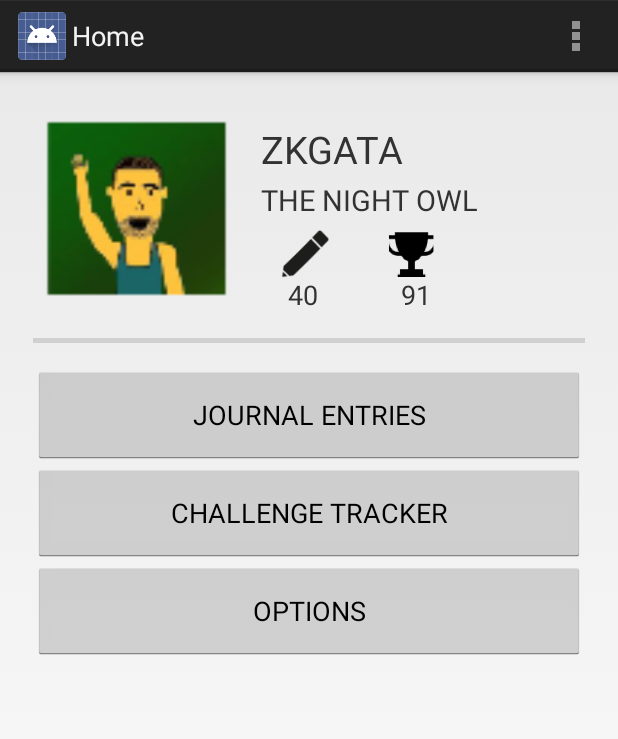
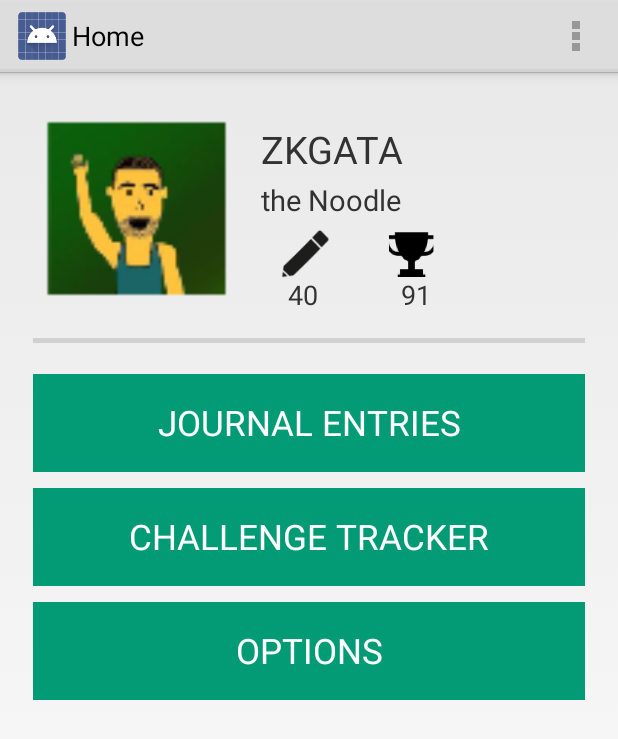
Before and after one commit to mastermind1981/Scribit, an Android app: the Home screen opened directly, with no data from a screen before it, on a phone screen of 412 x 824 dp. Shown: the top 739 px of the screen. Run offline under Robolectric (Android 15) with nearby library versions, the phone set to English and light mode, and no system bars.

Commit message:
Added basic theme support

```diff
--- a/app/build.gradle
+++ b/app/build.gradle
@@ -6,7 +6,7 @@ android {
 
     defaultConfig {
         applicationId "scribit.sjbodzo.com.scribit"
-        minSdkVersion 14
+        minSdkVersion 16
         targetSdkVersion 19
         versionCode 1
         versionName "1.0"
--- a/app/src/main/AndroidManifest.xml
+++ b/app/src/main/AndroidManifest.xml
@@ -53,10 +53,6 @@
             android:label="SettingsActivity" >
         </activity>
         <activity
-            android:name=".SavedAvPrefState"
-            android:label="@string/title_activity_saved_av_pref_state" >
-        </activity>
-        <activity
             android:name=".ViewEntry"
             android:label="@string/title_activity_view_entry" >
         </activity>
--- a/app/src/main/java/scribit/sjbodzo/com/scribit/Home.java
+++ b/app/src/main/java/scribit/sjbodzo/com/scribit/Home.java
@@ -2,25 +2,38 @@ package scribit.sjbodzo.com.scribit;
 
 import android.app.Activity;
 import android.content.Intent;
+import android.content.SharedPreferences;
 import android.os.Bundle;
+import android.view.LayoutInflater;
 import android.view.Menu;
 import android.view.MenuItem;
 import android.view.View;
 import android.widget.Button;
+import android.widget.TextView;
 
 public class Home extends Activity {
 
     @Override
     protected void onCreate(Bundle savedInstanceState) {
         super.onCreate(savedInstanceState);
-        setContentView(R.layout.activity_home);
+        LayoutInflater lif = getLayoutInflater();
+        View v = lif.inflate(R.layout.activity_home, null);
 
         //Hook up onClickListener's for Buttons
-        Button journalViewButton = (Button) findViewById(R.id.journalEnt_button);
+        Button journalViewButton = (Button) v.findViewById(R.id.journalEnt_button);
         journalViewButton.setOnClickListener(launchJournalMainView);
+        Button challengeTrackerButton = (Button) v.findViewById(R.id.challengeTracker_button);
+        challengeTrackerButton.setOnClickListener(launchChallengeTrackerView);
+        Button settingsButton = (Button) v.findViewById(R.id.options_button);
+        settingsButton.setOnClickListener(launchOptionsView);
 
-        Button challengeTrackerButton = (Button) findViewById(R.id.challengeTracker_button);
-        challengeTrackerButton.setOnClickListener(launchChallengeTrackerView);
+        //Set title dynamically to one set in preferences
+        TextView titleTV = (TextView) v.findViewById(R.id.titleName_tv);
+        SharedPreferences sp = getSharedPreferences(JournalEntries.PREFS_SETTINGS, 0);
+        String listPrefStr = sp.getString("pref_key_titlename", "the Noodle");
+        titleTV.setText(listPrefStr);
+
+        setContentView(v);
 
         /**
         Button optionsButton = (Button) findViewById(R.id.options_button);
@@ -42,14 +55,12 @@ public class Home extends Activity {
         }
     };
 
-    /**
     View.OnClickListener launchOptionsView = new View.OnClickListener() {
         public void onClick(View v) {
-            Intent launchOptionsIntent = new Intent(getApplicationContext(), Options.class);
-            startActivity(Options);
+            Intent launchOptionsIntent = new Intent(getApplicationContext(), SettingsActivity.class);
+            startActivity(launchOptionsIntent);
         }
     };
-    **/
 
     @Override
     public boolean onCreateOptionsMenu(Menu menu) {
--- a/app/src/main/res/layout/activity_home.xml
+++ b/app/src/main/res/layout/activity_home.xml
@@ -92,18 +92,21 @@
 
     <Button
         android:id="@+id/journalEnt_button"
+        style="@style/NavActionButton"
         android:text="JOURNAL ENTRIES"
         android:layout_width="fill_parent"
         android:layout_height="65dip" />
 
     <Button
         android:id="@+id/challengeTracker_button"
+        style="@style/NavActionButton"
         android:text="CHALLENGE TRACKER"
         android:layout_width="fill_parent"
         android:layout_height="65dip" />
 
     <Button
         android:id="@+id/options_button"
+        style="@style/NavActionButton"
         android:text="OPTIONS"
         android:layout_width="fill_parent"
         android:layout_height="65dip" />
--- a/app/src/main/res/layout/activity_journal_entries.xml
+++ b/app/src/main/res/layout/activity_journal_entries.xml
@@ -21,6 +21,7 @@
 
         <Button
             android:id="@+id/add_new_entry_button"
+            style="@style/NavActionButton"
             android:text="ADD NEW ENTRY"
             android:layout_alignParentBottom="true"
             android:layout_width="fill_parent"
--- a/app/src/main/res/layout/activity_view_entry.xml
+++ b/app/src/main/res/layout/activity_view_entry.xml
@@ -16,8 +16,8 @@
 
         <TextView
             android:id="@+id/title_post_view_entry_tv"
+            style="@style/EntryTitle"
             android:text="LORUM IPSUM"
-            android:textSize="25sp"
             android:layout_weight="3"
             android:paddingLeft="10dp"
             android:paddingBottom="30dp"
--- /dev/null
+++ b/app/src/main/res/values/NavElements.xml
@@ -0,0 +1,16 @@
+<?xml version="1.0" encoding="utf-8"?>
+
+<resources>
+    <style name="NavActionButton" parent="@android:style/Widget.Button">
+        <item name="android:textSize">23sp</item>
+        <item name="android:background">#039B75</item>
+        <item name="android:textColor">#FFFFFF</item>
+        <item name="android:layout_marginTop">5dp</item>
+        <item name="android:layout_marginBottom">5dp</item>
+    </style>
+
+    <style name="EntryTitle" parent="@android:style/Widget.TextView">
+        <item name="android:textSize">27sp</item>
+        <item name="android:fontFamily">sans-serif-light</item>
+    </style>
+</resources>
--- a/app/src/main/res/values/styles.xml
+++ b/app/src/main/res/values/styles.xml
@@ -1,8 +1,7 @@
 <resources>
 
     <!-- Base application theme. -->
-    <style name="AppTheme" parent="android:Theme.Holo.Light.DarkActionBar">
-        <!-- Customize your theme here. -->
+    <style name="AppTheme" parent="android:Theme.Holo.Light">
     </style>
 
 </resources>
--- a/app/src/main/res/xml/settingprefs.xml
+++ b/app/src/main/res/xml/settingprefs.xml
@@ -22,12 +22,10 @@
             android:key="pref_key_titlename"
             android:summary="Select your title from unlocked challenge rewards!"
             android:title="Title"
-            android:defaultValue="the Novice"
+            android:defaultValue="1"
             android:dialogTitle="Choose from your unlocked titles below"
-            android:dialogMessage="To choose more titles, complete more challenges"
             android:entries="@array/titles_unlocked_entries"
             android:entryValues="@array/titles_unlocked_vals" />
-            <!-- TODO: fix list entries/entryValues-->
         <scribit.sjbodzo.com.scribit.AvatarPreference
             android:id="@+id/av_pref_ref"
             android:defaultValue="R.drawable.ic_avatar"
```
